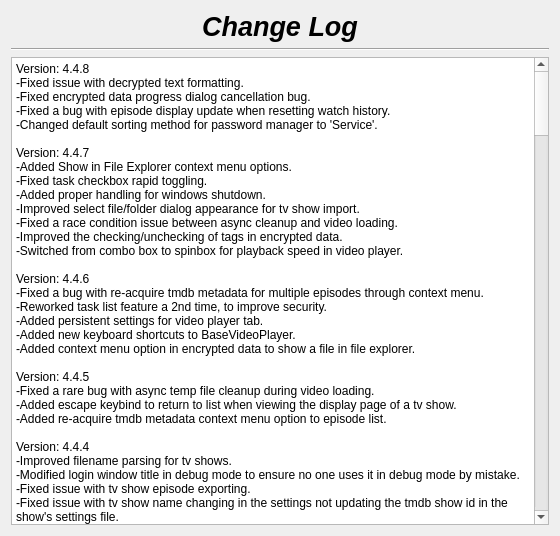
Above: changelog.ui from therealMaPMaKeR/MMDiary before the change. Below: the same form after it.
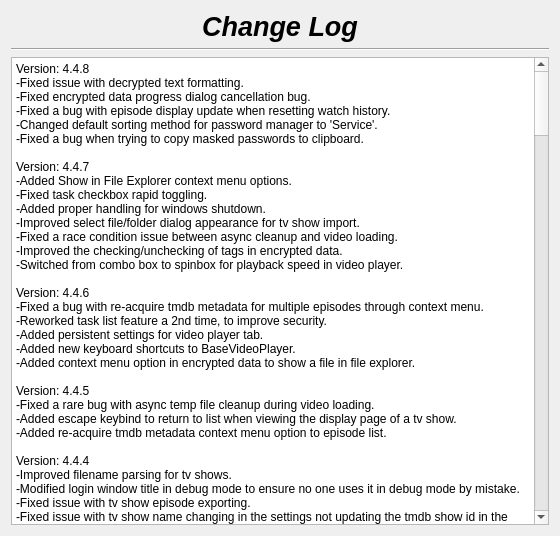
That is the form after the change.

Commit message: fixed copy to clipboard for masked passwords

Patch:
```diff
--- a/changelog.ui
+++ b/changelog.ui
@@ -57,7 +57,7 @@
 &lt;/style&gt;&lt;/head&gt;&lt;body style=&quot; font-family:'Segoe UI'; font-size:9pt; font-weight:400; font-style:normal;&quot;&gt;
 &lt;p style=&quot; margin-top:0px; margin-bottom:0px; margin-left:0px; margin-right:0px; -qt-block-indent:0; text-indent:0px;&quot;&gt;Version: 4.4.8&lt;br /&gt;-Fixed issue with decrypted text formatting.&lt;/p&gt;
 &lt;p style=&quot; margin-top:0px; margin-bottom:0px; margin-left:0px; margin-right:0px; -qt-block-indent:0; text-indent:0px;&quot;&gt;-Fixed encrypted data progress dialog cancellation bug.&lt;/p&gt;
-&lt;p style=&quot; margin-top:0px; margin-bottom:0px; margin-left:0px; margin-right:0px; -qt-block-indent:0; text-indent:0px;&quot;&gt;-Fixed a bug with episode display update when resetting watch history.&lt;br /&gt;-Changed default sorting method for password manager to 'Service'.&lt;/p&gt;
+&lt;p style=&quot; margin-top:0px; margin-bottom:0px; margin-left:0px; margin-right:0px; -qt-block-indent:0; text-indent:0px;&quot;&gt;-Fixed a bug with episode display update when resetting watch history.&lt;br /&gt;-Changed default sorting method for password manager to 'Service'.&lt;br /&gt;-Fixed a bug when trying to copy masked passwords to clipboard.&lt;/p&gt;
 &lt;p style=&quot;-qt-paragraph-type:empty; margin-top:0px; margin-bottom:0px; margin-left:0px; margin-right:0px; -qt-block-indent:0; text-indent:0px;&quot;&gt;&lt;br /&gt;&lt;/p&gt;
 &lt;p style=&quot; margin-top:0px; margin-bottom:0px; margin-left:0px; margin-right:0px; -qt-block-indent:0; text-indent:0px;&quot;&gt;Version: 4.4.7&lt;br /&gt;-Added Show in File Explorer context menu options.&lt;/p&gt;
 &lt;p style=&quot; margin-top:0px; margin-bottom:0px; margin-left:0px; margin-right:0px; -qt-block-indent:0; text-indent:0px;&quot;&gt;-Fixed task checkbox rapid toggling.&lt;br /&gt;-Added proper handling for windows shutdown.&lt;/p&gt;
```
The commit also changes 1 other file.
